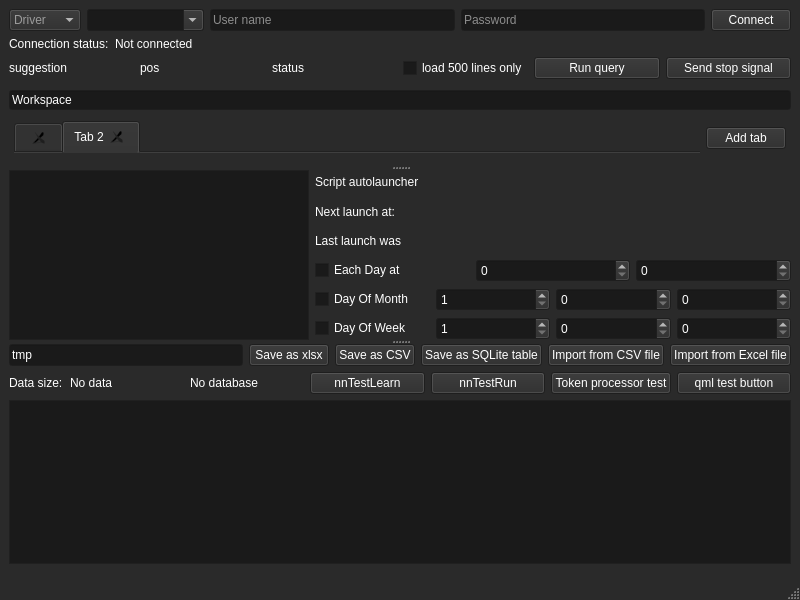
Old version of the form loaderwidnow.ui in the repository gfifgfifofich/DB_loader.
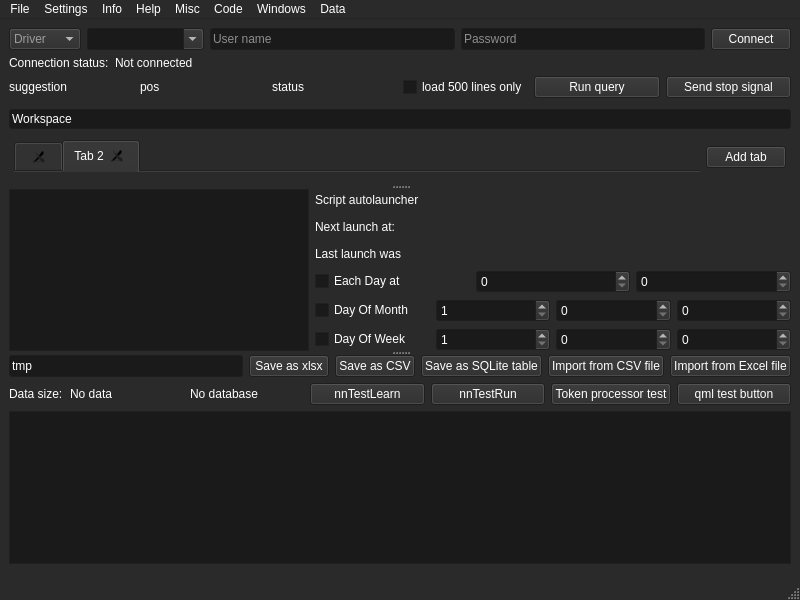
New version of the form. The open tabs and pages were chosen to show the change.

```diff
--- a/loaderwidnow.ui
+++ b/loaderwidnow.ui
@@ -761,7 +761,7 @@
             <property name="tabBarAutoHide">
              <bool>false</bool>
             </property>
-            <widget class="QWidget" name="">
+            <widget class="QWidget" name="widget">
              <attribute name="title">
               <string/>
              </attribute>
@@ -1128,6 +1128,79 @@
      <height>21</height>
     </rect>
    </property>
+   <widget class="QMenu" name="menufile">
+    <property name="title">
+     <string>File</string>
+    </property>
+    <addaction name="actionNew_window"/>
+    <addaction name="separator"/>
+    <addaction name="actionSave_workspace"/>
+   </widget>
+   <widget class="QMenu" name="menuSettings">
+    <property name="title">
+     <string>Settings</string>
+    </property>
+    <addaction name="actionUserTheme"/>
+   </widget>
+   <widget class="QMenu" name="menuAbout">
+    <property name="title">
+     <string>Info</string>
+    </property>
+    <addaction name="actionKey_bindings"/>
+    <addaction name="actionsubfunction_docs"/>
+   </widget>
+   <widget class="QMenu" name="menuHelp">
+    <property name="title">
+     <string>Help</string>
+    </property>
+    <addaction name="actionno"/>
+   </widget>
+   <widget class="QMenu" name="menuMisc">
+    <property name="title">
+     <string>Misc</string>
+    </property>
+    <addaction name="actionRun_token_processor"/>
+    <addaction name="actionNN_Learn_first_column"/>
+    <addaction name="actionNN_Run"/>
+    <addaction name="actionOpen_QML_form"/>
+   </widget>
+   <widget class="QMenu" name="menuCode">
+    <property name="title">
+     <string>Code</string>
+    </property>
+    <addaction name="actionRun"/>
+    <addaction name="actionCommentSelected"/>
+    <addaction name="actionReplace"/>
+   </widget>
+   <widget class="QMenu" name="menuWindows">
+    <property name="title">
+     <string>Windows</string>
+    </property>
+    <addaction name="actionGraph"/>
+    <addaction name="actionHistory"/>
+    <addaction name="actionWorkspaces"/>
+    <addaction name="actionAutorun"/>
+   </widget>
+   <widget class="QMenu" name="menuData">
+    <property name="title">
+     <string>Data</string>
+    </property>
+    <addaction name="actionSave_as_excel"/>
+    <addaction name="actionSave_as_csv"/>
+    <addaction name="actionSave_as_SQLite_table"/>
+    <addaction name="actionImport_from_xlsx_file"/>
+    <addaction name="actionImport_from_csv_file"/>
+    <addaction name="actionOpen_export_directory"/>
+    <addaction name="actionOpen_last_excel_export"/>
+   </widget>
+   <addaction name="menufile"/>
+   <addaction name="menuSettings"/>
+   <addaction name="menuAbout"/>
+   <addaction name="menuHelp"/>
+   <addaction name="menuMisc"/>
+   <addaction name="menuCode"/>
+   <addaction name="menuWindows"/>
+   <addaction name="menuData"/>
   </widget>
   <widget class="QStatusBar" name="statusbar"/>
  </widget>
```
Left out of the diff: 168 changed lines with no effect on the pictures.
